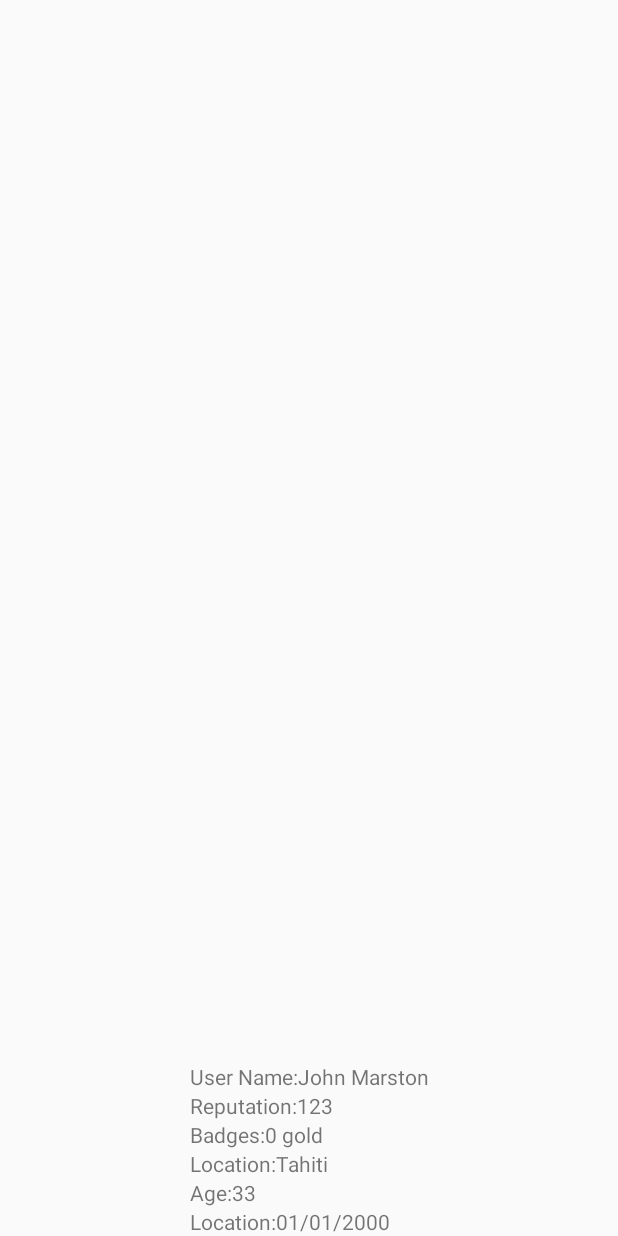
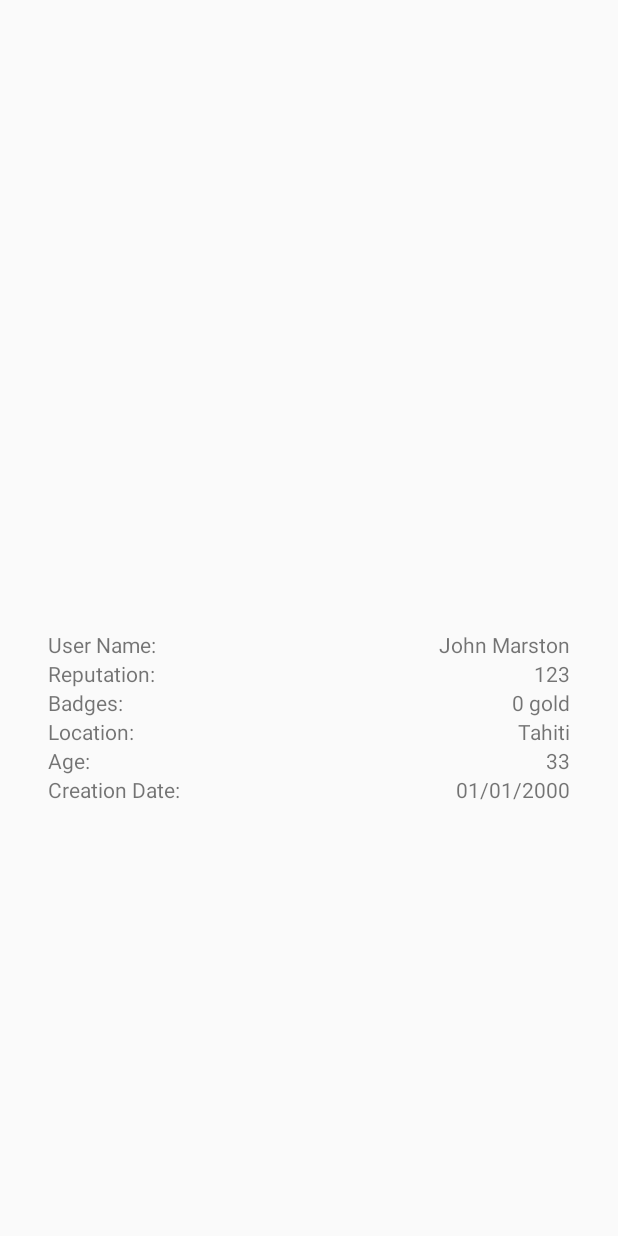
Before and after one commit to josephshawcroft/StackExchange, an Android app: the layout fragment_selected_user.xml on its own in the app's theme, with its tools: preview values and no code run, on a phone screen of 412 x 824 dp. Run offline under Robolectric (Android 15) with nearby library versions, the phone set to English and light mode, and no system bars; network calls fail.

Commit message:
Added user layout

```diff
--- a/Android/app/src/main/res/layout/fragment_selected_user.xml
+++ b/Android/app/src/main/res/layout/fragment_selected_user.xml
@@ -9,6 +9,7 @@
         android:id="@+id/userProfilePic"
         android:layout_width="0dp"
         android:layout_height="0dp"
+        android:layout_marginHorizontal="64dp"
         app:layout_constraintBottom_toTopOf="@id/userInfo"
         app:layout_constraintEnd_toEndOf="parent"
         app:layout_constraintStart_toStartOf="parent"
@@ -16,12 +17,14 @@
 
     <LinearLayout
         android:id="@+id/userInfo"
-        android:layout_width="wrap_content"
-        android:layout_height="wrap_content"
+        android:layout_width="0dp"
+        android:layout_height="0dp"
         android:orientation="vertical"
-        app:layout_constraintBottom_toBottomOf="parent"
+        android:layout_marginTop="16dp"
+        android:layout_marginHorizontal="32dp"
         app:layout_constraintEnd_toEndOf="parent"
         app:layout_constraintStart_toStartOf="parent"
+        app:layout_constraintBottom_toBottomOf="parent"
         app:layout_constraintTop_toBottomOf="@id/userProfilePic">
 
         <LinearLayout
@@ -35,6 +38,11 @@
                 android:layout_width="wrap_content"
                 android:layout_height="wrap_content"
                 android:text="@string/user_name" />
+
+            <View
+                android:layout_width="0dp"
+                android:layout_height="0dp"
+                android:layout_weight="1" />
 
             <TextView
                 android:id="@+id/userNameAnswer"
@@ -55,10 +63,16 @@
                 android:layout_height="wrap_content"
                 android:text="@string/reputation" />
 
+            <View
+                android:layout_width="0dp"
+                android:layout_height="0dp"
+                android:layout_weight="1" />
+
             <TextView
                 android:id="@+id/reputationAnswer"
                 android:layout_width="wrap_content"
                 android:layout_height="wrap_content"
+                android:gravity="end"
                 tools:text="123" />
         </LinearLayout>
 
@@ -73,6 +87,11 @@
                 android:layout_width="wrap_content"
                 android:layout_height="wrap_content"
                 android:text="@string/badges" />
+
+            <View
+                android:layout_width="0dp"
+                android:layout_height="0dp"
+                android:layout_weight="1" />
 
             <TextView
                 android:id="@+id/badgesAnswer"
@@ -93,6 +112,11 @@
                 android:layout_height="wrap_content"
                 android:text="@string/location" />
 
+            <View
+                android:layout_width="0dp"
+                android:layout_height="0dp"
+                android:layout_weight="1" />
+
             <TextView
                 android:id="@+id/locationAnswer"
                 android:layout_width="wrap_content"
@@ -112,6 +136,11 @@
                 android:layout_height="wrap_content"
                 android:text="@string/age" />
 
+            <View
+                android:layout_width="0dp"
+                android:layout_height="0dp"
+                android:layout_weight="1" />
+
             <TextView
                 android:id="@+id/ageAnswer"
                 android:layout_width="wrap_content"
@@ -129,9 +158,15 @@
                 android:id="@+id/creationDateField"
                 android:layout_width="wrap_content"
                 android:layout_height="wrap_content"
-                android:text="@string/location" />
+                android:text="@string/creation_date" />
+
+            <View
+                android:layout_width="0dp"
+                android:layout_height="0dp"
+                android:layout_weight="1" />
 
             <TextView
+                android:textAlignment="viewEnd"
                 android:id="@+id/creationDateAnswer"
                 android:layout_width="wrap_content"
                 android:layout_height="wrap_content"
--- a/Android/app/src/main/res/values/strings.xml
+++ b/Android/app/src/main/res/values/strings.xml
@@ -5,4 +5,7 @@
     <string name="badges">Badges:</string>
     <string name="location">Location:</string>
     <string name="age">Age:</string>
+    <string name="not_specified">Not Specified</string>
+    <string name="creation_date">Creation Date:</string>
+    <string name="enter_a_search_query">Enter a search query</string>
 </resources>
```
Also changed, not shown: Android/app/src/main/java/com/josephshawcroft/stackexchangeapp/selecteduser/SelectedUserFragment.kt (+13 -0 lines), Android/app/src/main/res/layout/fragment_user_list.xml (+16 -12 lines).
